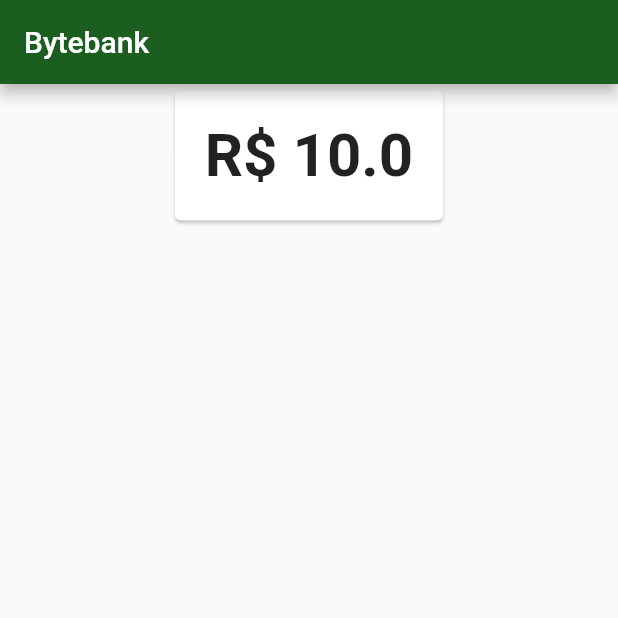
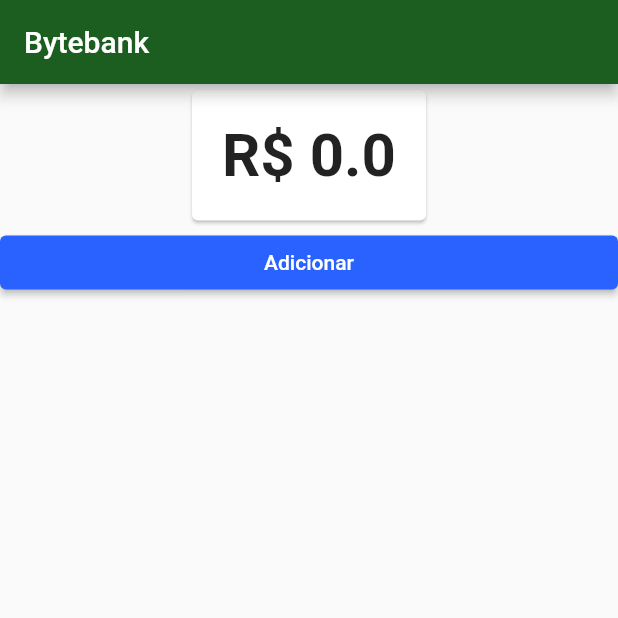
Before and after one commit to brenoods/bytebank, a Flutter app: the screen it shows after launch, on a phone screen of 412 x 824 dp, the top half of it. Run offline on Flutter 3.47's test engine with Material 2 defaults, Android fonts, the phone set to English and light mode, and no system bars.

```diff
--- a/lib/models/saldo.dart
+++ b/lib/models/saldo.dart
@@ -1,7 +1,21 @@
-class Saldo {
-  final double valor;
+import 'package:flutter/cupertino.dart';
+
+class Saldo extends ChangeNotifier {
+  double valor;
 
   Saldo(this.valor);
+
+  void adiciona(double valor) {
+    this.valor += valor;
+
+    notifyListeners();
+  }
+
+  void subtrai(double valor) {
+    this.valor -= valor;
+
+    notifyListeners();
+  }
 
   @override
   String toString() {
--- a/lib/screens/dashboard/dashboard.dart
+++ b/lib/screens/dashboard/dashboard.dart
@@ -1,6 +1,7 @@
 import 'package:bytebank/models/saldo.dart';
 import 'package:bytebank/screens/dashboard/saldo.dart';
 import 'package:flutter/material.dart';
+import 'package:provider/provider.dart';
 
 class Dashboard extends StatelessWidget {
   @override
@@ -9,9 +10,23 @@ class Dashboard extends StatelessWidget {
       appBar: AppBar(
         title: const Text("Bytebank"),
       ),
-      body: Align(
-        alignment: Alignment.topCenter,
-        child: SaldoCard(Saldo(10.0)),
+      body: ListView(
+        children: [
+          Align(
+            alignment: Alignment.topCenter,
+            child: SaldoCard(),
+          ),
+          Consumer<Saldo>(
+            builder: (context, saldo, child) {
+              return RaisedButton(
+                onPressed: () {
+                  saldo.adiciona(10);
+                },
+                child: Text("Adicionar"),
+              );
+            },
+          )
+        ],
       ),
     );
   }
--- a/lib/screens/dashboard/saldo.dart
+++ b/lib/screens/dashboard/saldo.dart
@@ -1,23 +1,24 @@
 import 'package:bytebank/models/saldo.dart';
 import 'package:flutter/material.dart';
+import 'package:provider/provider.dart';
 
 class SaldoCard extends StatelessWidget {
-  final Saldo saldo;
-
-  SaldoCard(this.saldo);
-
   @override
   Widget build(BuildContext context) {
     return Card(
       child: Padding(
         padding: EdgeInsets.all(20.0),
-        child: Text(
-          this.saldo.toString(),
-          textAlign: TextAlign.center,
-          style: TextStyle(
-            fontSize: 40.0,
-            fontWeight: FontWeight.bold,
-          ),
+        child: Consumer<Saldo>(
+          builder: (context, valor, child) {
+            return Text(
+              valor.toString(),
+              textAlign: TextAlign.center,
+              style: TextStyle(
+                fontSize: 40,
+                fontWeight: FontWeight.bold,
+              ),
+            );
+          },
         ),
       ),
     );
--- a/pubspec.yaml
+++ b/pubspec.yaml
@@ -23,6 +23,7 @@ dependencies:
   # The following adds the Cupertino Icons font to your application.
   # Use with the CupertinoIcons class for iOS style icons.
   cupertino_icons: ^0.1.2
+  provider: ^3.0.0
 
 dev_dependencies:
   flutter_test:
```
Also changed, not shown: lib/main.dart (+7 -2 lines), pubspec.lock, 1 other file.
